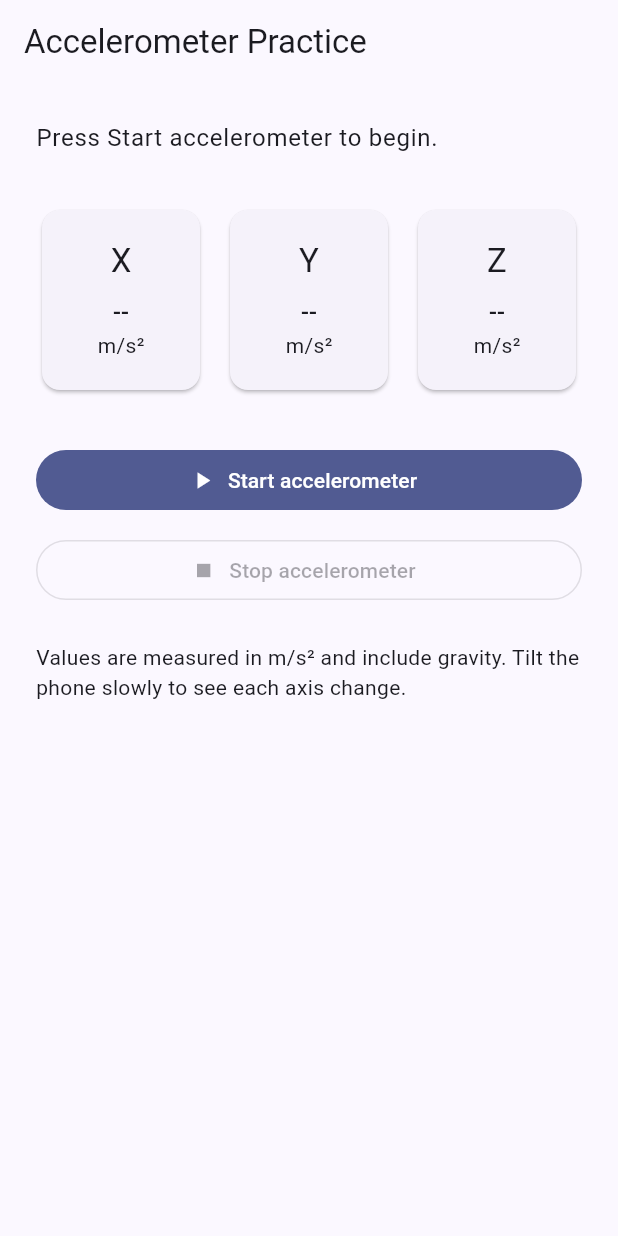
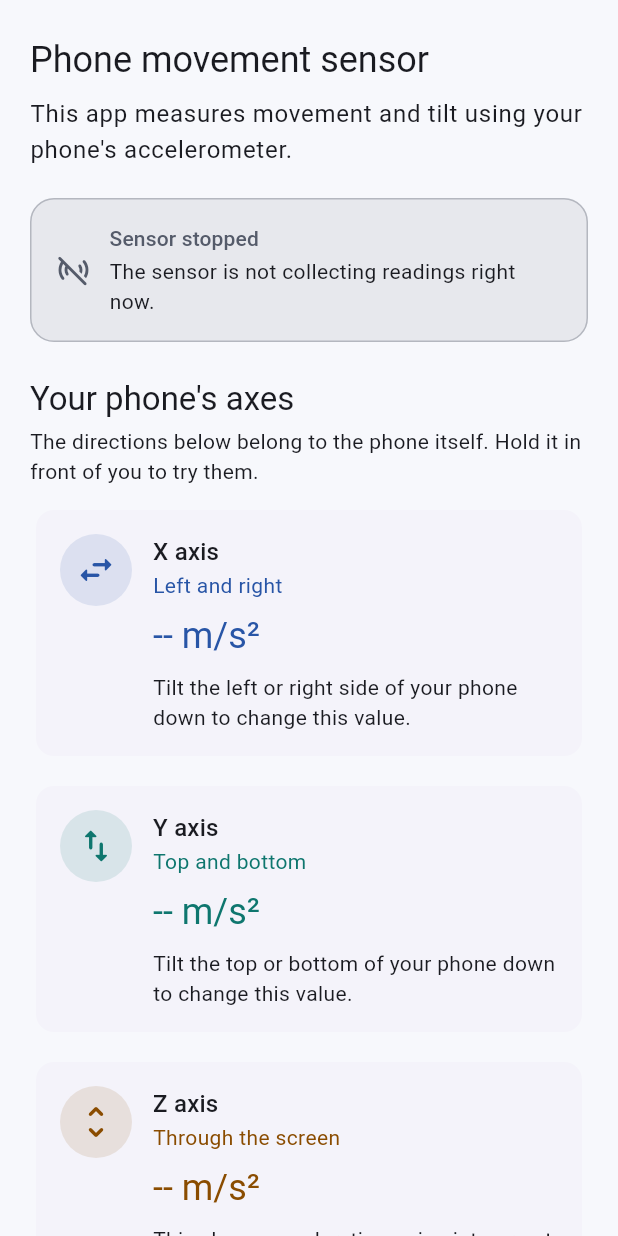
Before and after one commit to karimmassaoudd/accelerometer-practice, a Flutter app: the screen it shows after launch, on a phone screen of 412 x 824 dp. Run offline on Flutter 3.47's test engine with Material 3 defaults, Android fonts, the phone set to English and light mode, and no system bars; our stand-ins replace sensors_plus.

Commit message:
feat: initialize accelerometer practice app with live sensor UI and tests

```diff
--- a/lib/main.dart
+++ b/lib/main.dart
@@ -10,10 +10,11 @@ class AccelerometerApp extends StatelessWidget {
 
   @override
   Widget build(BuildContext context) => MaterialApp(
-    title: 'Accelerometer Practice',
+        title: 'Phone Movement Sensor',
         debugShowCheckedModeBanner: false,
         theme: ThemeData(
-      colorScheme: ColorScheme.fromSeed(seedColor: Colors.indigo),
+          colorScheme: ColorScheme.fromSeed(seedColor: const Color(0xFF3659A8)),
+          scaffoldBackgroundColor: const Color(0xFFF7F8FC),
           useMaterial3: true,
         ),
         home: const AccelerometerPage(),
@@ -32,13 +33,12 @@ class _AccelerometerPageState extends State<AccelerometerPage> {
   double? _x;
   double? _y;
   double? _z;
-  String _status = 'Press Start accelerometer to begin.';
+  String _status = 'The sensor is not collecting readings right now.';
 
   bool get _isListening => _subscription != null;
 
   void _startListening() {
     if (_isListening) return;
-
     try {
       final subscription = accelerometerEventStream().listen(
         (event) {
@@ -54,23 +54,21 @@ class _AccelerometerPageState extends State<AccelerometerPage> {
           setState(() => _status = 'Could not read accelerometer data.');
         },
       );
-
       setState(() {
         _subscription = subscription;
-        _status = 'Accelerometer is running. Move or tilt your phone.';
+        _status = 'Readings are updating live as you move or tilt your phone.';
       });
     } catch (_) {
-      setState(() => _status = 'Could not start the accelerometer.');
+      setState(() => _status = 'Could not start the phone movement sensor.');
     }
   }
 
   Future<void> _stopListening() async {
     final subscription = _subscription;
     if (subscription == null) return;
-
     setState(() {
       _subscription = null;
-      _status = 'Accelerometer stopped.';
+      _status = 'The sensor is not collecting readings right now.';
     });
     await subscription.cancel();
   }
@@ -82,77 +80,174 @@ class _AccelerometerPageState extends State<AccelerometerPage> {
   }
 
   @override
-  Widget build(BuildContext context) => Scaffold(
-    appBar: AppBar(title: const Text('Accelerometer Practice')),
+  Widget build(BuildContext context) {
+    final theme = Theme.of(context);
+    return Scaffold(
       body: SafeArea(
-      child: Padding(
-        padding: const EdgeInsets.all(24),
-        child: Column(
-          crossAxisAlignment: CrossAxisAlignment.stretch,
+        child: ListView(
+          padding: const EdgeInsets.fromLTRB(20, 24, 20, 32),
           children: [
-            Text(_status, style: Theme.of(context).textTheme.bodyLarge),
-            const SizedBox(height: 32),
-            Row(
-              children: [
-                Expanded(
-                  child: _AxisCard(axis: 'X', value: _x),
+            Text('Phone movement sensor', style: theme.textTheme.headlineSmall),
+            const SizedBox(height: 8),
+            Text(
+              'This app measures movement and tilt using your phone\'s accelerometer.',
+              style: theme.textTheme.bodyLarge,
             ),
-                const SizedBox(width: 12),
-                Expanded(
-                  child: _AxisCard(axis: 'Y', value: _y),
-                ),
-                const SizedBox(width: 12),
-                Expanded(
-                  child: _AxisCard(axis: 'Z', value: _z),
-                ),
-              ],
-            ),
-            const SizedBox(height: 32),
-            FilledButton.icon(
-              onPressed: _isListening ? null : _startListening,
-              icon: const Icon(Icons.play_arrow),
-              label: const Text('Start accelerometer'),
+            const SizedBox(height: 20),
+            _StatusCard(isActive: _isListening, message: _status),
+            const SizedBox(height: 24),
+            Text('Your phone\'s axes', style: theme.textTheme.titleLarge),
+            const SizedBox(height: 4),
+            Text(
+              'The directions below belong to the phone itself. Hold it in front of you to try them.',
+              style: theme.textTheme.bodyMedium,
             ),
             const SizedBox(height: 12),
-            OutlinedButton.icon(
-              onPressed: _isListening ? _stopListening : null,
-              icon: const Icon(Icons.stop),
-              label: const Text('Stop accelerometer'),
+            _AxisCard(
+              axis: 'X axis', value: _x, icon: Icons.swap_horiz_rounded,
+              accent: const Color(0xFF2855A6), direction: 'Left and right',
+              explanation: 'Tilt the left or right side of your phone down to change this value.',
+            ),
+            const SizedBox(height: 12),
+            _AxisCard(
+              axis: 'Y axis', value: _y, icon: Icons.swap_vert_rounded,
+              accent: const Color(0xFF0E766E), direction: 'Top and bottom',
+              explanation: 'Tilt the top or bottom of your phone down to change this value.',
+            ),
+            const SizedBox(height: 12),
+            _AxisCard(
+              axis: 'Z axis', value: _z, icon: Icons.unfold_more_rounded,
+              accent: const Color(0xFF8A4C00), direction: 'Through the screen',
+              explanation: 'This shows acceleration going into or out from the screen.',
             ),
             const SizedBox(height: 24),
-            Text(
-              'Values are measured in m/s² and include gravity. '
-              'Tilt the phone slowly to see each axis change.',
-              style: Theme.of(context).textTheme.bodyMedium,
+            if (_isListening)
+              FilledButton.icon(onPressed: _stopListening, icon: const Icon(Icons.stop_rounded), label: const Text('Stop sensor'))
+            else
+              FilledButton.icon(onPressed: _startListening, icon: const Icon(Icons.play_arrow_rounded), label: const Text('Start sensor')),
+            const SizedBox(height: 24),
+            _InfoSection(
+              icon: Icons.touch_app_outlined, title: 'Try it yourself',
+              child: const Column(crossAxisAlignment: CrossAxisAlignment.start, children: [
+                _Step(number: '1', text: 'Press Start sensor.'),
+                _Step(number: '2', text: 'Hold the phone flat.'),
+                _Step(number: '3', text: 'Tilt it left and right.'),
+                _Step(number: '4', text: 'Tilt it forward and backward.'),
+                _Step(number: '5', text: 'Watch how the values change.'),
+              ]),
             ),
-          ],
+            const SizedBox(height: 12),
+            _InfoSection(
+              icon: Icons.public_rounded, title: 'Why do values change?',
+              child: const Text('Your phone can show acceleration values even when it is not moving because the sensor also measures gravity. When you tilt your phone, the values change.'),
             ),
-      ),
-    ),
-  );
-}
-
-class _AxisCard extends StatelessWidget {
-  const _AxisCard({required this.axis, required this.value});
-
-  final String axis;
-  final double? value;
-
-  @override
-  Widget build(BuildContext context) {
-    final reading = value == null ? '--' : value!.toStringAsFixed(2);
-    return Card(
-      child: Padding(
-        padding: const EdgeInsets.symmetric(vertical: 20, horizontal: 8),
-        child: Column(
-          children: [
-            Text(axis, style: Theme.of(context).textTheme.titleLarge),
-            const SizedBox(height: 8),
-            Text(reading, style: Theme.of(context).textTheme.titleMedium),
-            const Text('m/s²'),
           ],
         ),
       ),
     );
   }
 }
+
+class _StatusCard extends StatelessWidget {
+  const _StatusCard({required this.isActive, required this.message});
+  final bool isActive;
+  final String message;
+
+  @override
+  Widget build(BuildContext context) {
+    final color = isActive ? const Color(0xFF087A4B) : const Color(0xFF555B6A);
+    return Semantics(
+      liveRegion: true,
+      label: isActive ? 'Sensor active. $message' : 'Sensor stopped. $message',
+      child: Container(
+        padding: const EdgeInsets.all(16),
+        decoration: BoxDecoration(
+          color: color.withValues(alpha: 0.10), borderRadius: BorderRadius.circular(16),
+          border: Border.all(color: color.withValues(alpha: 0.35)),
+        ),
+        child: Row(children: [
+          Icon(isActive ? Icons.sensors_rounded : Icons.sensors_off_rounded, color: color),
+          const SizedBox(width: 12),
+          Expanded(child: Column(crossAxisAlignment: CrossAxisAlignment.start, children: [
+            Text(isActive ? 'Sensor active' : 'Sensor stopped', style: Theme.of(context).textTheme.titleSmall?.copyWith(color: color)),
+            const SizedBox(height: 2), Text(message),
+          ])),
+        ]),
+      ),
+    );
+  }
+}
+
+class _AxisCard extends StatelessWidget {
+  const _AxisCard({required this.axis, required this.value, required this.icon, required this.accent, required this.direction, required this.explanation});
+  final String axis;
+  final double? value;
+  final IconData icon;
+  final Color accent;
+  final String direction;
+  final String explanation;
+
+  @override
+  Widget build(BuildContext context) {
+    final reading = value == null ? '--' : value!.toStringAsFixed(2);
+    return Card(
+      elevation: 0, clipBehavior: Clip.antiAlias,
+      child: Padding(
+        padding: const EdgeInsets.all(16),
+        child: Row(crossAxisAlignment: CrossAxisAlignment.start, children: [
+          Container(
+            padding: const EdgeInsets.all(10),
+            decoration: BoxDecoration(color: accent.withValues(alpha: 0.12), shape: BoxShape.circle),
+            child: Icon(icon, color: accent, size: 28, semanticLabel: direction),
+          ),
+          const SizedBox(width: 14),
+          Expanded(child: Column(crossAxisAlignment: CrossAxisAlignment.start, children: [
+            Text(axis, style: Theme.of(context).textTheme.titleMedium),
+            Text(direction, style: Theme.of(context).textTheme.bodyMedium?.copyWith(color: accent)),
+            const SizedBox(height: 8),
+            RichText(text: TextSpan(
+              style: Theme.of(context).textTheme.headlineSmall?.copyWith(color: accent),
+              children: [TextSpan(text: reading), const TextSpan(text: ' m/s²')],
+            )),
+            const SizedBox(height: 8), Text(explanation),
+          ])),
+        ]),
+      ),
+    );
+  }
+}
+
+class _InfoSection extends StatelessWidget {
+  const _InfoSection({required this.icon, required this.title, required this.child});
+  final IconData icon;
+  final String title;
+  final Widget child;
+
+  @override
+  Widget build(BuildContext context) => Card(
+    elevation: 0,
+    color: Theme.of(context).colorScheme.surfaceContainerLowest,
+    child: Padding(
+      padding: const EdgeInsets.all(16),
+      child: Column(crossAxisAlignment: CrossAxisAlignment.start, children: [
+        Row(children: [Icon(icon, color: Theme.of(context).colorScheme.primary), const SizedBox(width: 8), Text(title, style: Theme.of(context).textTheme.titleMedium)]),
+        const SizedBox(height: 12), child,
+      ]),
+    ),
+  );
+}
+
+class _Step extends StatelessWidget {
+  const _Step({required this.number, required this.text});
+  final String number;
+  final String text;
+
+  @override
+  Widget build(BuildContext context) => Padding(
+    padding: const EdgeInsets.only(bottom: 8),
+    child: Row(crossAxisAlignment: CrossAxisAlignment.start, children: [
+      CircleAvatar(radius: 12, child: Text(number)),
+      const SizedBox(width: 10), Expanded(child: Text(text)),
+    ]),
+  );
+}
```
Also changed, not shown: 1 other file. Lines whose indentation alone changed are shown as unchanged.
